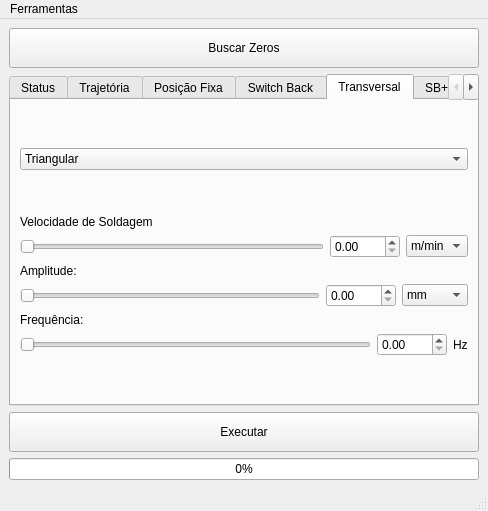
Before: the Qt Designer form Source/ui/mainwindow.ui in rafaelppires/weldway, drawn with Qt 5.
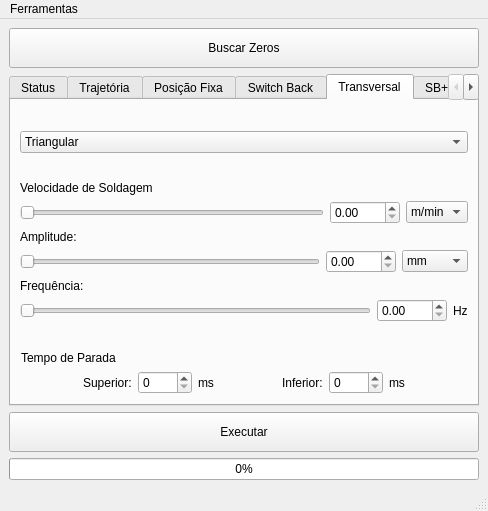
After: the same form once the commit is applied. The open tabs and pages were chosen to show the change.

Commit message: Stop times for triangular trajectory were added to interface Speed adjustment caused by not infinite acceleration (based on trapeze and rectangular areas equivalence)

```diff
--- a/Source/ui/mainwindow.ui
+++ b/Source/ui/mainwindow.ui
@@ -851,8 +851,57 @@
          <attribute name="title">
           <string>Transversal</string>
          </attribute>
-         <layout class="QGridLayout" name="gridLayout_14">
-          <item row="3" column="0">
+         <layout class="QVBoxLayout" name="verticalLayout_3">
+          <item>
+           <spacer name="verticalSpacer_7">
+            <property name="orientation">
+             <enum>Qt::Vertical</enum>
+            </property>
+            <property name="sizeHint" stdset="0">
+             <size>
+              <width>20</width>
+              <height>40</height>
+             </size>
+            </property>
+           </spacer>
+          </item>
+          <item>
+           <layout class="QHBoxLayout" name="horizontalLayout_4">
+            <item>
+             <widget class="QComboBox" name="transvTrajectoryComboBox">
+              <item>
+               <property name="text">
+                <string>Triangular</string>
+               </property>
+              </item>
+              <item>
+               <property name="text">
+                <string>E</string>
+               </property>
+              </item>
+              <item>
+               <property name="text">
+                <string>Duplo E</string>
+               </property>
+              </item>
+             </widget>
+            </item>
+           </layout>
+          </item>
+          <item>
+           <spacer name="verticalSpacer_9">
+            <property name="orientation">
+             <enum>Qt::Vertical</enum>
+            </property>
+            <property name="sizeHint" stdset="0">
+             <size>
+              <width>20</width>
+              <height>40</height>
+             </size>
+            </property>
+           </spacer>
+          </item>
+          <item>
            <layout class="QGridLayout" name="gridLayout_12">
             <item row="1" column="0">
              <widget class="QSlider" name="trWeldSpeedSlider">
@@ -907,7 +956,7 @@
             </item>
            </layout>
           </item>
-          <item row="4" column="0">
+          <item>
            <layout class="QGridLayout" name="gridLayout_6">
             <item row="1" column="0">
              <widget class="QSlider" name="trAmplitudeSlider">
@@ -973,7 +1022,7 @@
             </item>
            </layout>
           </item>
-          <item row="5" column="0">
+          <item>
            <layout class="QGridLayout" name="gridLayout_13">
             <item row="1" column="2">
              <widget class="QLabel" name="label_15">
@@ -1011,43 +1060,7 @@
             </item>
            </layout>
           </item>
-          <item row="1" column="0">
-           <layout class="QHBoxLayout" name="horizontalLayout_4">
-            <item>
-             <widget class="QComboBox" name="transvTrajectoryComboBox">
-              <item>
-               <property name="text">
-                <string>Triangular</string>
-               </property>
-              </item>
-              <item>
-               <property name="text">
-                <string>E</string>
-               </property>
-              </item>
-              <item>
-               <property name="text">
-                <string>Duplo E</string>
-               </property>
-              </item>
-             </widget>
-            </item>
-           </layout>
-          </item>
-          <item row="0" column="0">
-           <spacer name="verticalSpacer_7">
-            <property name="orientation">
-             <enum>Qt::Vertical</enum>
-            </property>
-            <property name="sizeHint" stdset="0">
-             <size>
-              <width>20</width>
-              <height>40</height>
-             </size>
-            </property>
-           </spacer>
-          </item>
-          <item row="6" column="0">
+          <item>
            <spacer name="verticalSpacer_8">
             <property name="orientation">
              <enum>Qt::Vertical</enum>
@@ -1060,18 +1073,119 @@
             </property>
            </spacer>
           </item>
-          <item row="2" column="0">
-           <spacer name="verticalSpacer_9">
-            <property name="orientation">
-             <enum>Qt::Vertical</enum>
-            </property>
-            <property name="sizeHint" stdset="0">
-             <size>
-              <width>20</width>
-              <height>40</height>
-             </size>
-            </property>
-           </spacer>
+          <item>
+           <widget class="QWidget" name="stopTimeWidget" native="true">
+            <layout class="QGridLayout" name="gridLayout_14">
+             <property name="leftMargin">
+              <number>1</number>
+             </property>
+             <property name="topMargin">
+              <number>1</number>
+             </property>
+             <property name="rightMargin">
+              <number>1</number>
+             </property>
+             <property name="bottomMargin">
+              <number>1</number>
+             </property>
+             <item row="0" column="0">
+              <layout class="QVBoxLayout" name="verticalLayout_6">
+               <item>
+                <widget class="QLabel" name="label_35">
+                 <property name="text">
+                  <string>Tempo de Parada</string>
+                 </property>
+                </widget>
+               </item>
+               <item>
+                <layout class="QHBoxLayout" name="horizontalLayout_6">
+                 <item>
+                  <spacer name="horizontalSpacer_5">
+                   <property name="orientation">
+                    <enum>Qt::Horizontal</enum>
+                   </property>
+                   <property name="sizeHint" stdset="0">
+                    <size>
+                     <width>40</width>
+                     <height>20</height>
+                    </size>
+                   </property>
+                  </spacer>
+                 </item>
+                 <item>
+                  <widget class="QLabel" name="label_36">
+                   <property name="text">
+                    <string>Superior:</string>
+                   </property>
+                  </widget>
+                 </item>
+                 <item>
+                  <widget class="QSpinBox" name="supSpinBox">
+                   <property name="maximum">
+                    <number>1500</number>
+                   </property>
+                  </widget>
+                 </item>
+                 <item>
+                  <widget class="QLabel" name="label_37">
+                   <property name="text">
+                    <string>ms</string>
+                   </property>
+                  </widget>
+                 </item>
+                 <item>
+                  <spacer name="horizontalSpacer_6">
+                   <property name="orientation">
+                    <enum>Qt::Horizontal</enum>
+                   </property>
+                   <property name="sizeHint" stdset="0">
+                    <size>
+                     <width>40</width>
+                     <height>20</height>
+                    </size>
+                   </property>
+                  </spacer>
+                 </item>
+                 <item>
+                  <widget class="QLabel" name="label_38">
+                   <property name="text">
+                    <string>Inferior:</string>
+                   </property>
+                  </widget>
+                 </item>
+                 <item>
+                  <widget class="QSpinBox" name="infSpinBox">
+                   <property name="maximum">
+                    <number>1500</number>
+                   </property>
+                  </widget>
+                 </item>
+                 <item>
+                  <widget class="QLabel" name="label_39">
+                   <property name="text">
+                    <string>ms</string>
+                   </property>
+                  </widget>
+                 </item>
+                 <item>
+                  <spacer name="horizontalSpacer_7">
+                   <property name="orientation">
+                    <enum>Qt::Horizontal</enum>
+                   </property>
+                   <property name="sizeHint" stdset="0">
+                    <size>
+                     <width>40</width>
+                     <height>20</height>
+                    </size>
+                   </property>
+                  </spacer>
+                 </item>
+                </layout>
+               </item>
+              </layout>
+             </item>
+            </layout>
+           </widget>
           </item>
          </layout>
         </widget>
```
Left out of the diff: 13 changed lines with no effect on the pictures. The commit also changes 7 other files.
